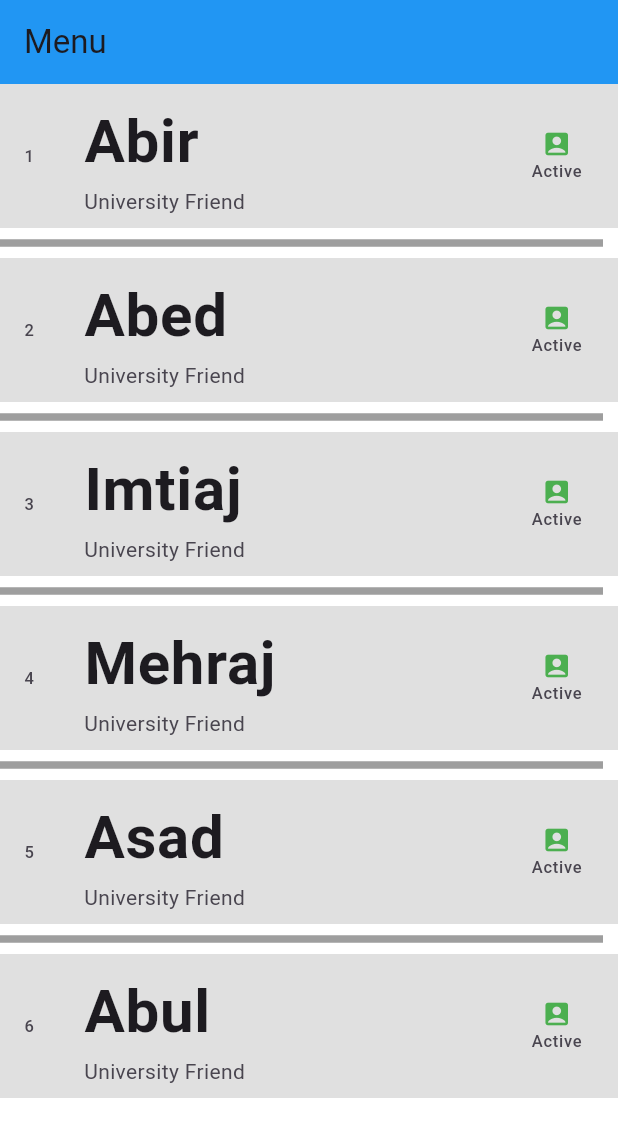
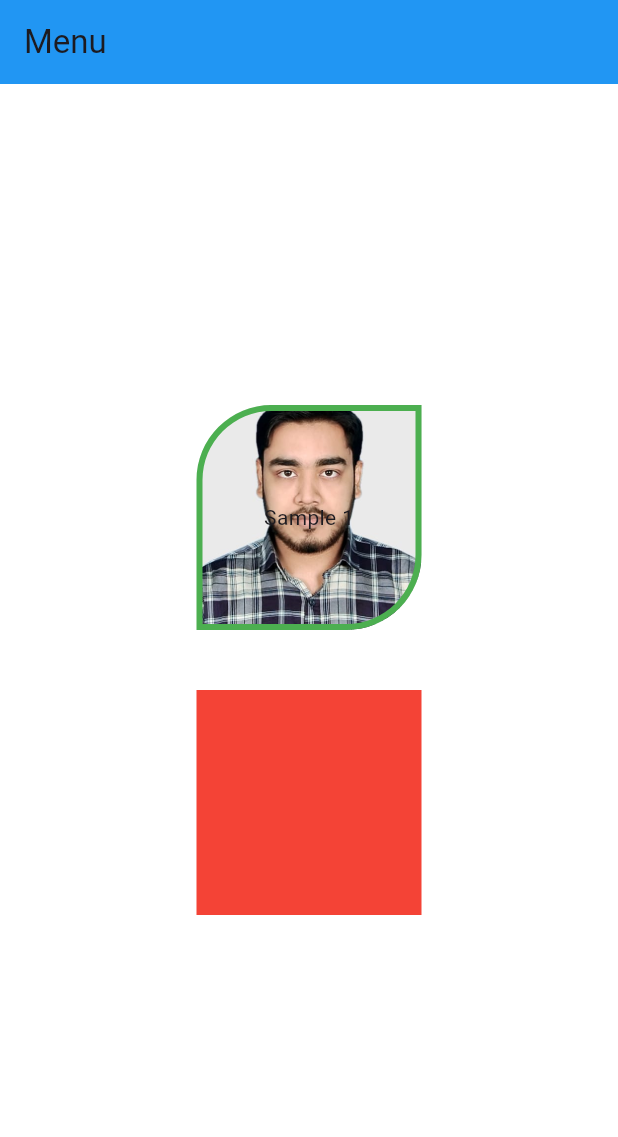
Before and after one commit to M-Yousuf-Nabi/app1-practice, a Flutter app: the screen it shows after launch, on a phone screen of 412 x 824 dp. Shown: the top 1137 px of the screen. Run offline on Flutter 3.47's test engine with Material 3 defaults, Android fonts, the phone set to English and light mode, and no system bars.

Commit message:
Module 8-03

```diff
--- a/lib/main.dart
+++ b/lib/main.dart
@@ -43,64 +43,44 @@ class _HomeState extends State<Home> {
           title: Text("Menu"),
           backgroundColor: Colors.blue,
         ),
-        body: ListView.separated(
-          //scrollDirection: Axis.horizontal,
-          itemCount: FriendList.length,
-          itemBuilder: (context, index) {
-            return ListTile(
-              title: Text(
-                FriendList[index],
-                style: TextStyle(
-                  fontSize: 40,
-                  fontWeight: FontWeight.bold,
+        body:
+            Center(
+              child: Column(
+                crossAxisAlignment: CrossAxisAlignment.center,
+                mainAxisAlignment: MainAxisAlignment.center,
+                children:[ Container(
+                  width: 150,
+                  height: 150,
+                  //color: Colors.red,
+                  //padding: EdgeInsets.all(20),
+                  margin: EdgeInsets.all(20),
+                  alignment: Alignment.center,
+                  decoration: BoxDecoration(
+                      color: Colors.red,
+                      border: Border.all(color: Colors.green,  width: 4 ),
+                      //borderRadius: BorderRadius.circular(50),
+                      borderRadius: BorderRadius.only(
+                        topLeft: Radius.circular(50),
+                        bottomRight: Radius.circular(50)
+                      ),
+                    //shape: BoxShape.circle,
+                    image: DecorationImage(
+                        image: AssetImage("assets/Image/01.jpeg"),
+                      fit: BoxFit.cover,
+                    )
+                  ),
+                  child: Text("Sample 1"),
                 ),
+                  Container(
+                    width: 150,
+                    height: 150,
+                    color: Colors.red,
+                    padding: EdgeInsets.all(20),
+                    margin: EdgeInsets.all(20),
+                  ),
+                ]
               ),
-              subtitle: Text("University Friend"),
-              trailing: Column(
-                mainAxisAlignment: MainAxisAlignment.center,
-                children: [
-                  Icon(
-                    Icons.account_box,
-                    color: Colors.green,
-                    size: 20,
-                  ),
-                  Text("Active"),
-                ],
-              ),
-              leading: Text((index + 1).toString()),
-              onTap: () {
-                print("${index + 1} item tapped");
-              },
-              tileColor: Colors.black12,
-            );
-          },
-          separatorBuilder: (context, index) {
-            return Divider(
-              height: 20,
-              color: Colors.grey,
-              thickness: 5,
-              endIndent: 10,
-            );
-          },
-        )
-        // body: GridView.builder(
-        //   gridDelegate: SliverGridDelegateWithFixedCrossAxisCount(
-        //     crossAxisCount: 3,
-        //     crossAxisSpacing: 10,
-        //     mainAxisSpacing: 5,
-        //     childAspectRatio: 1,
-        //   ),
-        //   itemCount: FriendList.length,
-        //   itemBuilder: (context, index) {
-        //     return SizedBox(
-        //         width: 100,
-        //         height: 100,
-        //         child: Center(
-        //           child: Text(FriendList[index]),
-        //         ));
-        //   },
-        //
-        // ),
-        );
+            )
+    );
   }
 }
```
